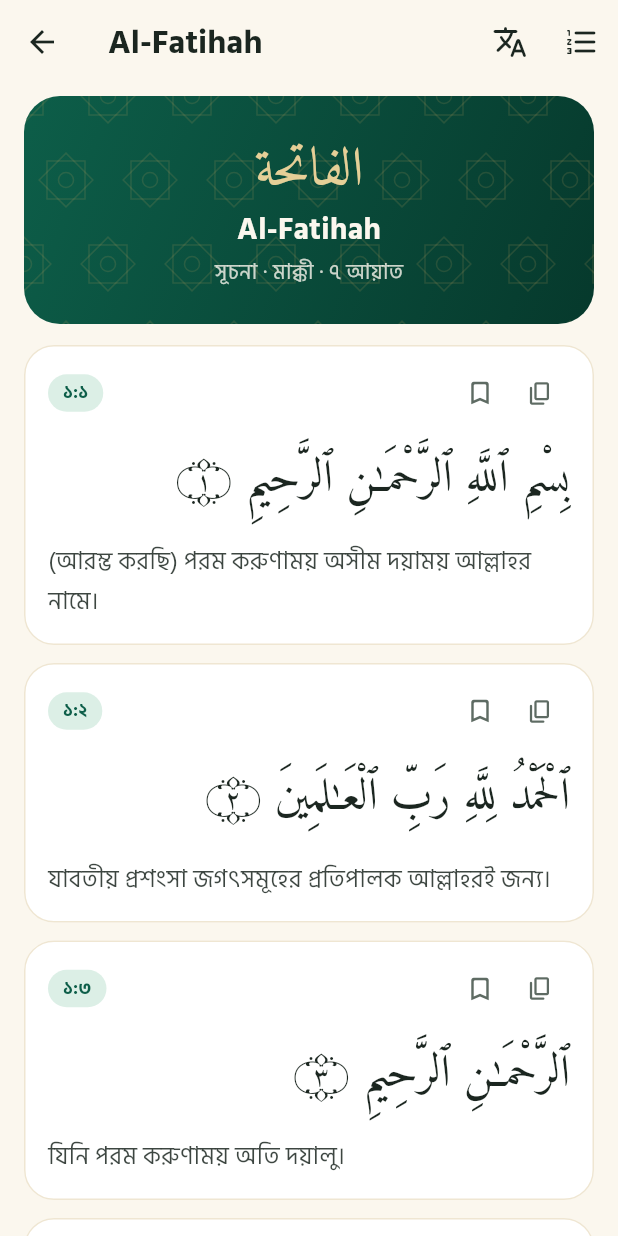
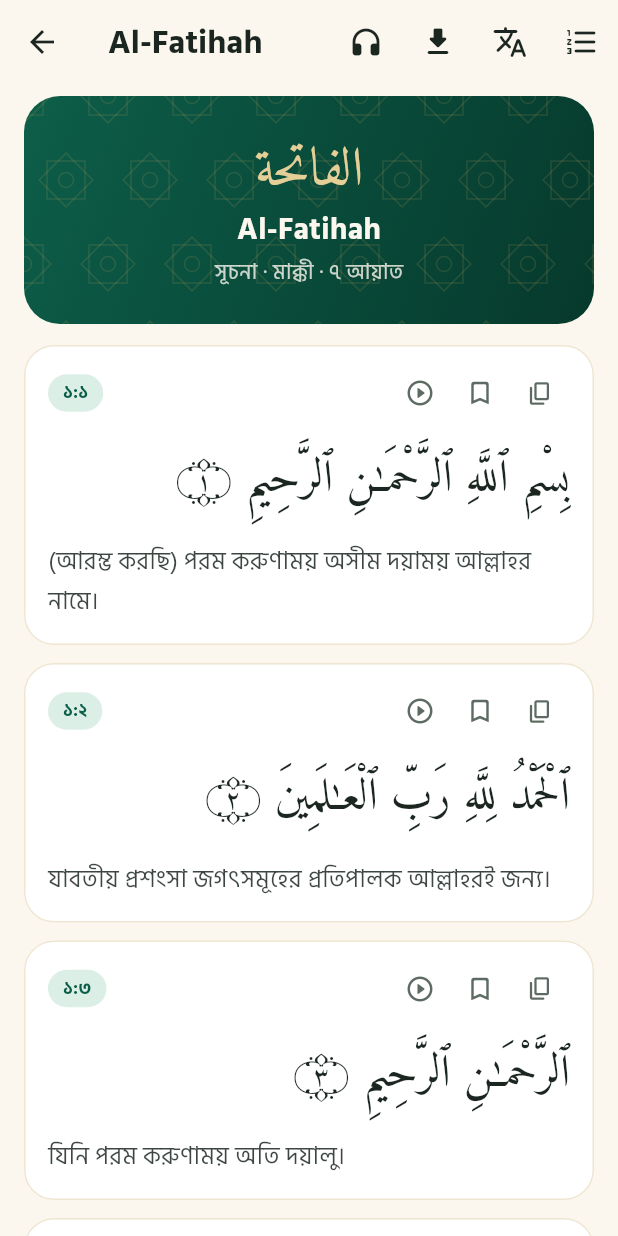
Before and after one commit to muradevg21-pixel/pori-app, a Flutter app: the QuranScreen screen opened by its route, after a tap on an icon or button, on a phone screen of 412 x 824 dp. Run offline on Flutter 3.47's test engine with Material 3 defaults, Android fonts, the phone set to English and light mode, and no system bars; drawn by our look-alikes of scrollable_positioned_list; our stand-ins replace flutter_riverpod, go_router, just_audio, material_ui, shared_preferences; accounts and stored records are empty.

Commit message:
Add Quran recitation audio
Verse-by-verse playback from 9 verified Quran.com reciters with a mini
player, playing-verse highlight and auto-scroll, reciter picker, and
per-surah offline download. Adds INTERNET permission and reciter tests.

Co-Authored-By: Claude Opus 5.5 <noreply@anthropic.com>
Claude-Session: https://claude.ai/code/session_016jkVaoy3LVjQhw5e6TmEVy

```diff
--- /dev/null
+++ b/lib/features/audio/audio_widgets.dart
@@ -0,0 +1,245 @@
+import 'package:flutter/foundation.dart';
+import 'package:flutter_riverpod/flutter_riverpod.dart';
+import 'package:material_ui/material_ui.dart';
+
+import '../../core/settings/settings_provider.dart';
+import '../../core/theme/app_colors.dart';
+import '../../core/utils/bn.dart';
+import 'audio_downloads.dart';
+import 'audio_player.dart';
+import 'reciters.dart';
+
+/// Bottom bar shown in the reader while a recitation is active.
+class MiniPlayer extends ConsumerWidget {
+  const MiniPlayer({super.key, required this.surahName});
+  final String surahName;
+
+  @override
+  Widget build(BuildContext context, WidgetRef ref) {
+    final st = ref.watch(recitationProvider);
+    if (!st.active) return const SizedBox.shrink();
+    final n = ref.read(recitationProvider.notifier);
+    final reciter = ref.watch(currentReciterProvider);
+    return SafeArea(
+      top: false,
+      child: Container(
+        margin: const EdgeInsets.fromLTRB(12, 0, 12, 10),
+        padding: const EdgeInsets.fromLTRB(16, 8, 8, 8),
+        decoration: BoxDecoration(
+          gradient: AppColors.headerGradient,
+          borderRadius: BorderRadius.circular(20),
+          boxShadow: [
+            BoxShadow(
+                color: Colors.black.withValues(alpha: 0.2),
+                blurRadius: 16,
+                offset: const Offset(0, 6)),
+          ],
+        ),
+        child: Row(
+          children: [
+            Expanded(
+              child: InkWell(
+                onTap: () => showReciterPicker(context),
+                child: Column(
+                  crossAxisAlignment: CrossAxisAlignment.start,
+                  mainAxisSize: MainAxisSize.min,
+                  children: [
+                    Text('$surahName · আয়াত ${bn(st.verse ?? 1)}',
+                        maxLines: 1,
+                        overflow: TextOverflow.ellipsis,
+                        style: const TextStyle(
+                            color: AppColors.cream,
+                            fontWeight: FontWeight.w700)),
+                    Text(reciter?.name ?? '',
+                        maxLines: 1,
+                        overflow: TextOverflow.ellipsis,
+                        style: TextStyle(
+                            fontSize: 12,
+                            color: AppColors.goldLight.withValues(alpha: 0.9))),
+                  ],
+                ),
+              ),
+            ),
+            IconButton(
+              tooltip: 'আগের আয়াত',
+              onPressed: n.previous,
+              icon: const Icon(Icons.skip_previous_rounded, color: AppColors.cream),
+            ),
+            SizedBox.square(
+              dimension: 48,
+              child: st.loading
+                  ? const Padding(
+                      padding: EdgeInsets.all(12),
+                      child: CircularProgressIndicator(
+                          strokeWidth: 2.5, color: AppColors.gold))
+                  : IconButton.filled(
+                      style: IconButton.styleFrom(
+                          backgroundColor: AppColors.gold,
+                          foregroundColor: AppColors.emerald950),
+                      tooltip: st.playing ? 'বিরতি' : 'চালান',
+                      onPressed: n.toggle,
+                      icon: Icon(st.playing
+                          ? Icons.pause_rounded
+                          : Icons.play_arrow_rounded),
+                    ),
+            ),
+            IconButton(
+              tooltip: 'পরের আয়াত',
+              onPressed: n.next,
+              icon: const Icon(Icons.skip_next_rounded,
+                  color: AppColors.cream),
+            ),
+            IconButton(
+              tooltip: 'বন্ধ করুন',
+              onPressed: n.stop,
+              icon: Icon(Icons.close_rounded,
+                  color: AppColors.cream.withValues(alpha: 0.7)),
+            ),
+          ],
+        ),
+      ),
+    );
+  }
+}
+
+Future<void> showReciterPicker(BuildContext context) =>
+    showModalBottomSheet<void>(
+      context: context,
+      showDragHandle: true,
+      isScrollControlled: true,
+      builder: (_) => const _ReciterSheet(),
+    );
+
+class _ReciterSheet extends ConsumerWidget {
+  const _ReciterSheet();
+
+  @override
+  Widget build(BuildContext context, WidgetRef ref) {
+    final list = ref.watch(recitersProvider).value ?? const [];
+    final current = ref.watch(currentReciterProvider);
+    return SafeArea(
+      child: ConstrainedBox(
+        constraints: BoxConstraints(
+            maxHeight: MediaQuery.sizeOf(context).height * 0.7),
+        child: ListView(
+          shrinkWrap: true,
+          padding: const EdgeInsets.only(bottom: 16),
+          children: [
+            const Padding(
+              padding: EdgeInsets.fromLTRB(24, 0, 24, 8),
+              child: Text('ক্বারী নির্বাচন করুন',
+                  style: TextStyle(fontSize: 18, fontWeight: FontWeight.w700)),
+            ),
+            for (final r in list)
+              ListTile(
+                contentPadding: const EdgeInsets.symmetric(horizontal: 24),
+                leading: Icon(
+                  r.id == current?.id
+                      ? Icons.radio_button_checked_rounded
+                      : Icons.radio_button_off_rounded,
+                  color: r.id == current?.id ? AppColors.gold : null,
+                ),
+                title: Text(r.name),
+                subtitle: r.style.isEmpty ? null : Text(r.style),
+                onTap: () {
+                  final playing = ref.read(recitationProvider);
+                  ref.read(settingsProvider.notifier).setReciter(r.id);
+                  if (playing.active) {
+                    ref.read(recitationProvider.notifier).stop();
+                  }
+                  Navigator.pop(context);
+                },
+              ),
+          ],
+        ),
+      ),
+    );
+  }
+}
+
+/// App-bar action: download the current surah's recitation for offline use.
+class DownloadSurahButton extends ConsumerStatefulWidget {
+  const DownloadSurahButton(
+      {super.key, required this.surah, required this.verseCount});
+  final int surah;
+  final int verseCount;
+
+  @override
+  ConsumerState<DownloadSurahButton> createState() =>
+      _DownloadSurahButtonState();
+}
+
+class _DownloadSurahButtonState extends ConsumerState<DownloadSurahButton> {
+  int? _checkedFor;
+
+  @override
+  Widget build(BuildContext context) {
+    if (kIsWeb) return const SizedBox.shrink();
+    final reciter = ref.watch(currentReciterProvider);
+    if (reciter == null) return const SizedBox.shrink();
+    final key = (reciter: reciter.id, surah: widget.surah);
+    if (_checkedFor != reciter.id) {
+      _checkedFor = reciter.id;
+      ref.read(audioDownloadsProvider.notifier).refresh(reciter.id, widget.surah);
+    }
+    final st = ref.watch(audioDownloadsProvider);
+    final progress = st.progress[key];
+    final done = st.done.contains(key);
+    final n = ref.read(audioDownloadsProvider.notifier);
+
+    if (progress != null) {
+      return IconButton(
+        tooltip: 'ডাউনলোড বাতিল',
+        onPressed: () => n.cancel(key),
+        icon: SizedBox.square(
+          dimension: 22,
+          child: CircularProgressIndicator(
+              value: progress, strokeWidth: 2.5, color: AppColors.gold),
+        ),
+      );
+    }
+    return IconButton(
+      tooltip: done ? 'অফলাইনে আছে' : 'অফলাইনের জন্য ডাউনলোড',
+      icon: Icon(
+        done ? Icons.download_done_rounded : Icons.download_rounded,
+        color: done ? AppColors.gold : null,
+      ),
+      onPressed: () async {
+        final messenger = ScaffoldMessenger.of(context);
+        if (done) {
+          final ok = await showDialog<bool>(
+            context: context,
+            builder: (ctx) => AlertDialog(
+              title: const Text('ডাউনলোড মুছবেন?'),
+              content: Text('${reciter.name}-এর এই সূরার অডিও ফোন থেকে মুছে যাবে।'),
+              actions: [
+                TextButton(
+                    onPressed: () => Navigator.pop(ctx, false),
+                    child: const Text('না')),
+                TextButton(
+                    onPressed: () => Navigator.pop(ctx, true),
+                    child: const Text('মুছুন')),
+              ],
+            ),
+          );
+          if (ok == true) await n.delete(reciter.id, widget.surah, widget.verseCount);
+          return;
+        }
+        messenger.showSnackBar(SnackBar(
+            content: Text('${reciter.name}-এর তিলাওয়াত ডাউনলোড হচ্ছে…')));
+        try {
+          await n.download(reciter, widget.surah, widget.verseCount);
+          messenger
+            ..hideCurrentSnackBar()
+            ..showSnackBar(const SnackBar(
+                content: Text('ডাউনলোড সম্পন্ন — এখন অফলাইনে শোনা যাবে')));
+        } catch (_) {
+          messenger
+            ..hideCurrentSnackBar()
+            ..showSnackBar(const SnackBar(
+                content: Text('ডাউনলোড ব্যর্থ। ইন্টারনেট সংযোগ পরীক্ষা করুন।')));
+        }
+      },
+    );
+  }
+}
--- /dev/null
+++ b/lib/features/audio/reciters.dart
@@ -0,0 +1,50 @@
+import 'dart:convert';
+
+import 'package:flutter/foundation.dart';
+import 'package:flutter/services.dart';
+import 'package:flutter_riverpod/flutter_riverpod.dart';
+
+import '../../core/settings/settings_provider.dart';
+
+@immutable
+class Reciter {
+  const Reciter(this.id, this.name, this.style, this.urlPrefix);
+
+  factory Reciter.fromJson(Map<String, dynamic> j) => Reciter(
+      j['id'] as int, j['name'] as String, j['style'] as String, j['url'] as String);
+
+  final int id;
+  final String name;
+  final String style;
+  final String urlPrefix;
+
+  String label() => style.isEmpty ? name : '$name · $style';
+
+  static String fileName(int surah, int verse) =>
+      '${surah.toString().padLeft(3, '0')}${verse.toString().padLeft(3, '0')}.mp3';
+
+  Uri verseUri(int surah, int verse) =>
+      Uri.parse('$urlPrefix/${fileName(surah, verse)}');
+}
+
+final recitersProvider = FutureProvider<List<Reciter>>((ref) async {
+  final raw = await rootBundle.loadString('assets/quran/reciters.json');
+  final j = jsonDecode(raw) as Map<String, dynamic>;
+  return [for (final r in j['reciters'] as List) Reciter.fromJson(r)];
+});
+
+/// The reciter chosen in settings (falls back to the first available).
+final currentReciterProvider = Provider<Reciter?>((ref) {
+  final list = ref.watch(recitersProvider).value;
+  if (list == null || list.isEmpty) return null;
+  final id = ref.watch(settingsProvider.select((s) => s.reciterId));
+  return list.firstWhere((r) => r.id == id, orElse: () => list.first);
+});
+
+/// Same as [currentReciterProvider] but waits for the list to load.
+final reciterFutureProvider = FutureProvider<Reciter?>((ref) async {
+  final list = await ref.watch(recitersProvider.future);
+  if (list.isEmpty) return null;
+  final id = ref.watch(settingsProvider.select((s) => s.reciterId));
+  return list.firstWhere((r) => r.id == id, orElse: () => list.first);
+});
--- a/lib/features/quran/reader_screen.dart
+++ b/lib/features/quran/reader_screen.dart
@@ -10,6 +10,8 @@ import '../../core/theme/app_colors.dart';
 import '../../core/theme/app_theme.dart';
 import '../../core/utils/bn.dart';
 import '../../core/widgets/common.dart';
+import '../audio/audio_player.dart';
+import '../audio/audio_widgets.dart';
 import '../progress/progress_store.dart';
 import 'data/quran_models.dart';
 import 'data/quran_repository.dart';
@@ -28,17 +30,20 @@ class _ReaderScreenState extends ConsumerState<ReaderScreen> {
   final _positions = ItemPositionsListener.create();
   bool _wordByWord = false;
   int _verseCount = 0;
+  int _firstVisibleVerse = 1;
 
   // Reading time: counted in 15 s ticks while the app is in the foreground.
   static const _tick = 15;
   Timer? _timer;
   late final AppLifecycleListener _lifecycle;
   late final ProgressNotifier _progress;
+  late final RecitationNotifier _recitation;
 
   @override
   void initState() {
     super.initState();
     _progress = ref.read(progressProvider.notifier);
+    _recitation = ref.read(recitationProvider.notifier);
     _positions.itemPositions.addListener(_onScroll);
     _startTimer();
     _lifecycle = AppLifecycleListener(
@@ -64,6 +69,7 @@ class _ReaderScreenState extends ConsumerState<ReaderScreen> {
     final visible = items.where((p) => p.itemTrailingEdge > 0.05).toList()
       ..sort((a, b) => a.index.compareTo(b.index));
     if (visible.isEmpty) return;
+    _firstVisibleVerse = visible.first.index;
     final fully = items
         .where((p) => p.itemLeadingEdge >= 0 && p.itemTrailingEdge <= 1)
         .map((p) => p.index);
@@ -76,11 +82,31 @@ class _ReaderScreenState extends ConsumerState<ReaderScreen> {
     _lifecycle.dispose();
     _positions.itemPositions.removeListener(_onScroll);
     _progress.flush();
+    _recitation.stop();
     super.dispose();
+  }
+
+  void _followRecitation(RecitationState? prev, RecitationState next) {
+    if (next.error != null && prev?.error != next.error) {
+      ScaffoldMessenger.of(context)
+          .showSnackBar(SnackBar(content: Text(next.error!)));
+    }
+    final v = next.verse;
+    if (next.surah != widget.surah || v == null || v == prev?.verse) return;
+    final shown = _positions.itemPositions.value.any((p) =>
+        p.index == v && p.itemLeadingEdge >= 0 && p.itemTrailingEdge <= 0.9);
+    if (!shown && _scroll.isAttached) {
+      _scroll.scrollTo(
+          index: v,
+          alignment: 0.05,
+          duration: const Duration(milliseconds: 450),
+          curve: Curves.easeOutCubic);
+    }
   }
 
   @override
   Widget build(BuildContext context) {
+    ref.listen(recitationProvider, _followRecitation);
     final meta = ref.watch(quranMetaProvider).value;
     final verses = ref.watch(surahVersesProvider(widget.surah));
     final info = meta?.surah(widget.surah);
@@ -89,6 +115,11 @@ class _ReaderScreenState extends ConsumerState<ReaderScreen> {
       appBar: AppBar(
         title: Text(info?.nameLatin ?? ''),
         actions: [
+          if (info != null) ...[
+            _PlaySurahButton(info: info, firstVisible: () => _firstVisibleVerse),
+            DownloadSurahButton(
+                surah: info.number, verseCount: info.verseCount),
+          ],
           IconButton(
             tooltip: 'শব্দে শব্দে অর্থ',
             isSelected: _wordByWord,
@@ -104,6 +135,7 @@ class _ReaderScreenState extends ConsumerState<ReaderScreen> {
           ),
         ],
       ),
+      bottomNavigationBar: MiniPlayer(surahName: info?.nameLatin ?? ''),
       body: (meta == null || info == null)
           ? const Center(child: CircularProgressIndicator())
           : verses.when(
@@ -226,9 +258,17 @@ class _VerseCard extends ConsumerWidget {
   Widget build(BuildContext context, WidgetRef ref) {
     final s = ref.watch(settingsProvider);
     final cs = Theme.of(context).colorScheme;
+    final playing = ref.watch(recitationProvider
+        .select((r) => r.isPlayingVerse(surah.number, verse.number)));
     return Padding(
       padding: const EdgeInsets.fromLTRB(16, 6, 16, 6),
       child: Card(
+        color: playing ? cs.primaryContainer.withValues(alpha: 0.55) : null,
+        shape: playing
+            ? RoundedRectangleBorder(
+                borderRadius: BorderRadius.circular(20),
+                side: const BorderSide(color: AppColors.gold, width: 1.5))
+            : null,
         child: Padding(
           padding: const EdgeInsets.fromLTRB(16, 12, 16, 16),
           child: Column(
@@ -258,6 +298,19 @@ class _VerseCard extends ConsumerWidget {
                             color: AppColors.goldDeep)),
                   ],
                   const Spacer(),
+                  IconButton(
+                    visualDensity: VisualDensity.compact,
+                    tooltip: 'এই আয়াত থেকে শুনুন',
+                    icon: Icon(
+                        playing
+                            ? Icons.graphic_eq_rounded
+                            : Icons.play_circle_outline_rounded,
+                        size: 20,
+                        color: playing ? AppColors.gold : cs.onSurfaceVariant),
+                    onPressed: () => ref
+                        .read(recitationProvider.notifier)
+                        .play(surah.number, verse.number, surah.verseCount),
+                  ),
                   _BookmarkButton(ref: VerseRef(surah.number, verse.number)),
                   IconButton(
                     visualDensity: VisualDensity.compact,
@@ -395,3 +448,27 @@ class _BookmarkButton extends ConsumerWidget {
     );
   }
 }
+
+class _PlaySurahButton extends ConsumerWidget {
+  const _PlaySurahButton({required this.info, required this.firstVisible});
+  final SurahInfo info;
+  final int Function() firstVisible;
+
+  @override
+  Widget build(BuildContext context, WidgetRef ref) {
+    final st = ref.watch(recitationProvider);
+    final mine = st.active && st.surah == info.number;
+    final n = ref.read(recitationProvider.notifier);
+    return IconButton(
+      tooltip: mine ? 'তিলাওয়াত বন্ধ' : 'তিলাওয়াত শুনুন',
+      icon: Icon(
+        mine ? Icons.stop_circle_outlined : Icons.headphones_rounded,
+        color: mine ? AppColors.gold : null,
+      ),
+      onPressed: () => mine
+          ? n.stop()
+          : n.play(info.number, firstVisible().clamp(1, info.verseCount),
+              info.verseCount),
+    );
+  }
+}
--- a/pubspec.yaml
+++ b/pubspec.yaml
@@ -16,7 +16,7 @@ publish_to: 'none' # Remove this line if you wish to publish to pub.dev
 # https://developer.apple.com/library/archive/documentation/General/Reference/InfoPlistKeyReference/Articles/CoreFoundationKeys.html
 # In Windows, build-name is used as the major, minor, and patch parts
 # of the product and file versions while build-number is used as the build suffix.
-version: 1.0.0+3
+version: 1.0.0+4
 
 environment:
   sdk: ^3.14.0
@@ -38,6 +38,9 @@ dependencies:
   go_router: ^18.1.4
   shared_preferences: ^2.5.6
   scrollable_positioned_list: ^0.3.8
+  just_audio: ^0.10.6
+  path_provider: ^2.1.6
+  http: ^1.6.0
 
 dev_dependencies:
   flutter_test:
```
Also changed, not shown: assets/quran/reciters.json (added, +60 -0 lines), lib/core/settings/settings_provider.dart (+13 -0 lines), lib/features/audio/audio_downloads.dart (added, +111 -0 lines), lib/features/audio/audio_player.dart (added, +128 -0 lines), lib/features/profile/profile_screen.dart (+14 -0 lines), pubspec.lock, 5 other files.
